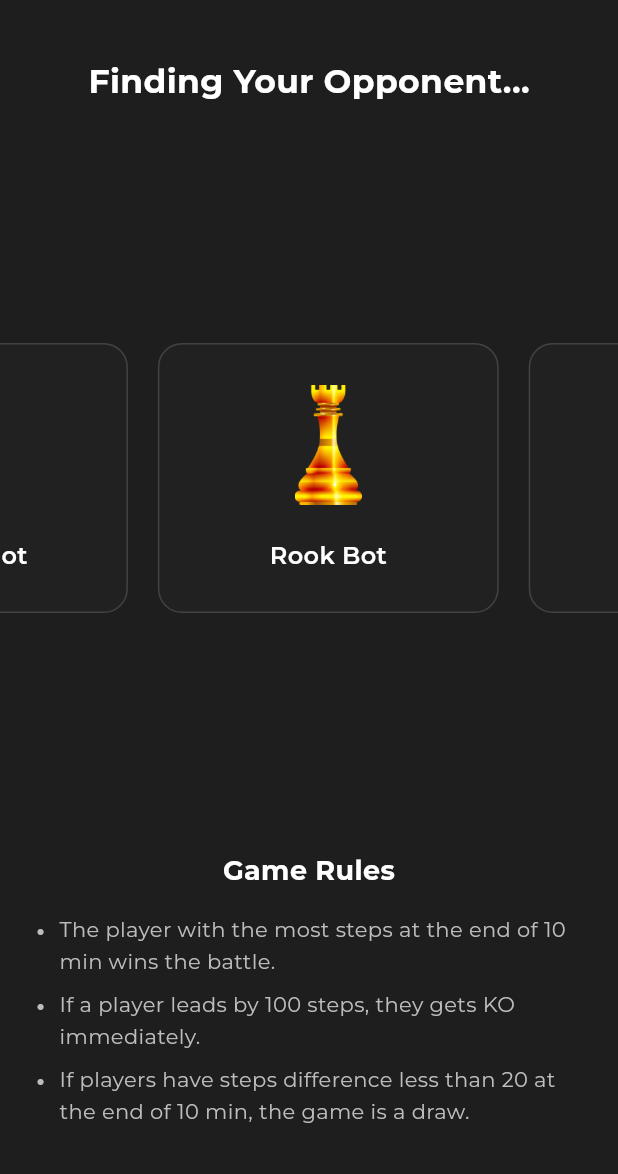
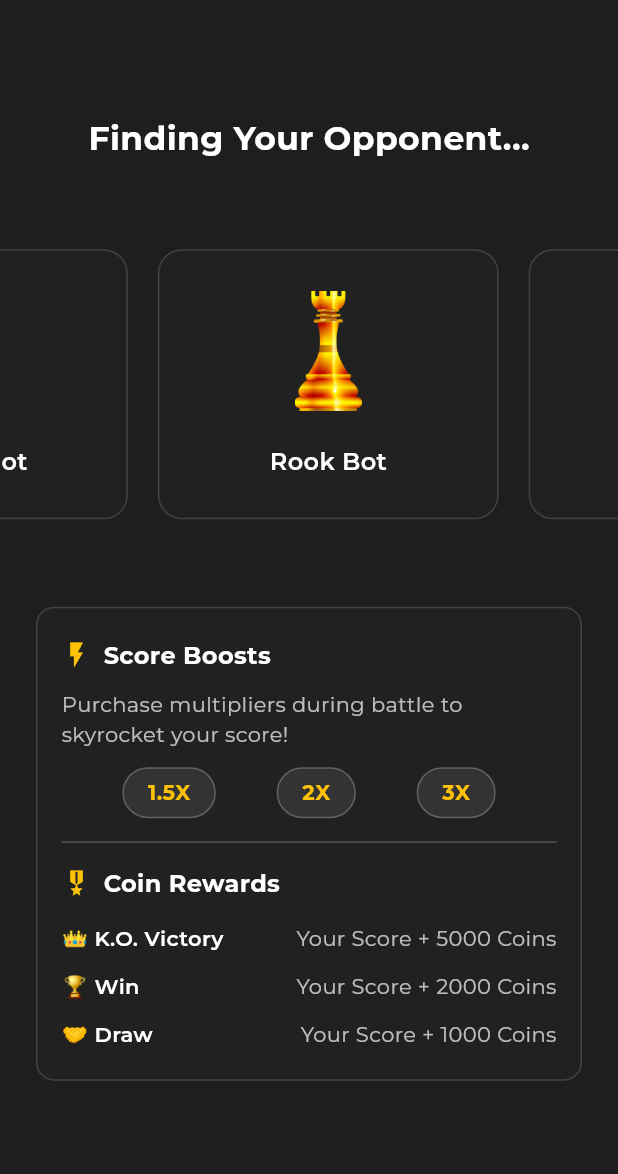
Before and after one commit to Ash469/stepWar, a Flutter app: the BotSelectionScreen screen opened directly with empty values, on a phone screen of 412 x 824 dp, the part 62-1236 px from its top. Run offline on Flutter 3.47's test engine with Material 3 defaults, Android fonts, the phone set to English and light mode, and no system bars; our stand-ins replace cloud_firestore, firebase_auth, firebase_core, firebase_database, firebase_messaging, flutter_local_notifications and 5 more; accounts and stored records are empty; statements that could not run were skipped.

Commit message:
working on bugs for steps

```diff
--- a/lib/main.dart
+++ b/lib/main.dart
@@ -27,7 +27,7 @@ void main() async {
     options: DefaultFirebaseOptions.currentPlatform,
   );
   final notificationService = NotificationService();
-  await notificationService.initialize(); // Initialize at app start
+  await notificationService.initialize();
   FirebaseMessaging.onBackgroundMessage(_firebaseMessagingBackgroundHandler);
    runApp(
     MultiProvider(
--- a/lib/screens/bot_selection_screen.dart
+++ b/lib/screens/bot_selection_screen.dart
@@ -5,7 +5,6 @@ import '../models/user_model.dart';
 import '../services/bot_service.dart';
 import '../services/game_service.dart';
 import '../services/active_battle_service.dart';
-import '../widget/game_rules.dart';
 import 'battle_screen.dart';
 
 class BotSelectionScreen extends StatefulWidget {
@@ -68,7 +67,6 @@ class _BotSelectionScreenState extends State<BotSelectionScreen> {
     });
 
     try {
-      // 4. Create the game on the backend and start the global service.
       final gameId = await _gameService.createBotGame(
         widget.user,
         botId: selectedBotId
@@ -77,7 +75,6 @@ class _BotSelectionScreenState extends State<BotSelectionScreen> {
       context.read<ActiveBattleService>().startBattle(gameId, widget.user);
 
       if (mounted) {
-        // 5. Navigate to the BattleScreen.
         Navigator.of(context).pushReplacement(
           MaterialPageRoute(
             builder: (_) => const BattleScreen(),
@@ -105,8 +102,8 @@ class _BotSelectionScreenState extends State<BotSelectionScreen> {
       body: Padding(
         padding: const EdgeInsets.symmetric(vertical: 24.0),
         child: Column(
-          mainAxisAlignment: MainAxisAlignment.spaceBetween,
           children: [
+            const Spacer(),
             AnimatedSwitcher(
               duration: const Duration(milliseconds: 300),
               transitionBuilder: (child, animation) {
@@ -121,6 +118,7 @@ class _BotSelectionScreenState extends State<BotSelectionScreen> {
                     fontWeight: FontWeight.bold),
               ),
             ),
+            const Spacer(),
             SizedBox(
               height: 220,
               child: PageView.builder(
@@ -131,17 +129,105 @@ class _BotSelectionScreenState extends State<BotSelectionScreen> {
                 },
               ),
             ),
-            const Padding(
-              padding: EdgeInsets.symmetric(horizontal: 24.0),
-              child: GameRulesWidget(),
+            const Spacer(flex: 1),
+            Padding(
+              padding: const EdgeInsets.symmetric(horizontal: 24.0),
+              child: _buildBattleInfo(),
             ),
+            const Spacer(),
           ],
         ),
       ),
     );
   }
 
+ Widget _buildBattleInfo() {
+    return Container(
+      padding: const EdgeInsets.symmetric(horizontal: 16.0, vertical: 20.0),
+      decoration: BoxDecoration(
+        color: Colors.grey.shade900,
+        borderRadius: BorderRadius.circular(12.0),
+        border: Border.all(color: Colors.grey.shade800)
+      ),
+      child: Column(
+        children: [
+          // --- Multiplier Section ---
+          const Row(
+            children: [
+              Icon(Icons.flash_on, color: Color(0xFFFFC107), size: 20),
+              SizedBox(width: 8),
+              Text('Score Boosts', style: TextStyle(color: Colors.white, fontSize: 16, fontWeight: FontWeight.bold)),
+            ],
+          ),
+          const SizedBox(height: 12),
+          const Text(
+            'Purchase multipliers during battle to skyrocket your score!',
+            style: TextStyle(color: Colors.white70, fontSize: 14),
+          ),
+          const SizedBox(height: 12),
+          Row(
+            mainAxisAlignment: MainAxisAlignment.spaceEvenly,
+            children: [
+              _buildMultiplierTag('1.5X'),
+              _buildMultiplierTag('2X'),
+              _buildMultiplierTag('3X'),
+            ],
+          ),
+          const Divider(color: Colors.white24, height: 32),
+          // --- Rewards Section ---
+          const Row(
+            children: [
+              Icon(Icons.military_tech, color: Color(0xFFFFC107), size: 20),
+              SizedBox(width: 8),
+              Text('Coin Rewards', style: TextStyle(color: Colors.white, fontSize: 16, fontWeight: FontWeight.bold)),
+            ],
+          ),
+          const SizedBox(height: 16),
+          _buildInfoRow('👑 K.O. Victory', 'Your Score + 5000 Coins'),
+          const SizedBox(height: 12),
+          _buildInfoRow('🏆 Win', 'Your Score + 2000 Coins'),
+          const SizedBox(height: 12),
+          _buildInfoRow('🤝 Draw', 'Your Score + 1000 Coins'),
+        ],
+      ),
+    );
+  }
+
+  // --- ✨ NEW HELPER WIDGET for the cool tags ✨ ---
+  Widget _buildMultiplierTag(String text) {
+    return Container(
+      padding: const EdgeInsets.symmetric(horizontal: 16, vertical: 6),
+      decoration: BoxDecoration(
+        color: const Color(0xFF333333),
+        borderRadius: BorderRadius.circular(20),
+        border: Border.all(color: Colors.grey.shade700)
+      ),
+      child: Text(
+        text,
+        style: const TextStyle(color: Color(0xFFFFC107), fontWeight: FontWeight.bold, fontSize: 14),
+      ),
+    );
+  }
+
+  // --- 🎨 REDESIGNED HELPER for the rewards list 🎨 ---
+  Widget _buildInfoRow(String title, String subtitle) {
+    return Row(
+      children: [
+        Text(
+          title,
+          style: const TextStyle(color: Colors.white, fontWeight: FontWeight.w600, fontSize: 14),
+        ),
+        const Spacer(),
+        Text(
+          subtitle,
+          style: const TextStyle(color: Colors.white70, fontSize: 14),
+        ),
+      ],
+    );
+  }
+
   Widget _buildBotCard(BotType botType) {
+    // ... (This widget remains the same)
     final botName = _botService.getBotNameFromId(_botService.getBotId(botType));
     final botImagePath = _botService.getBotImagePath(botType);
     final isSelected = _selectionComplete && botType == _selectedBot;
--- a/lib/screens/main_screen.dart
+++ b/lib/screens/main_screen.dart
@@ -1,5 +1,4 @@
 import 'dart:async';
-
 import 'package:flutter/material.dart';
 import 'home_screen.dart' as app_screens;
 import 'kingdom_screen.dart';
@@ -7,7 +6,6 @@ import 'profile_screen.dart';
 import 'package:flutter/services.dart';
 import 'package:provider/provider.dart';
 import '../services/active_battle_service.dart';
-// --- NEW ---
 import '../services/auth_service.dart';
 
 class MainScreen extends StatefulWidget {
--- a/lib/screens/waiting_for_friend_screen.dart
+++ b/lib/screens/waiting_for_friend_screen.dart
@@ -75,7 +75,6 @@ class _WaitingForFriendScreenState extends State<WaitingForFriendScreen> {
         child: Column(
           mainAxisAlignment: MainAxisAlignment.spaceBetween,
           children: [
-            // Players Section
             Row(
               mainAxisAlignment: MainAxisAlignment.center,
               crossAxisAlignment: CrossAxisAlignment.center,
--- a/lib/services/auth_service.dart
+++ b/lib/services/auth_service.dart
@@ -13,7 +13,7 @@ class AuthService {
   final NotificationService _notificationService= NotificationService();
   final FirebaseFirestore _firestore = FirebaseFirestore.instance;
   User? get currentUser => _auth.currentUser;
-  final String _baseUrl = "https://stepwars-backend.onrender.com";
+  final String _baseUrl = "http://172.30.229.52:5000";
 
   Future<bool> isNewUser(String userId) async {
     try {
--- a/lib/services/game_service.dart
+++ b/lib/services/game_service.dart
@@ -7,7 +7,7 @@ import '../models/user_model.dart';
 class GameService {
   final DatabaseReference _dbRef = FirebaseDatabase.instance.ref();
 
-  final String _baseUrl = "https://stepwars-backend.onrender.com/api";
+  final String _baseUrl = "http://172.30.229.52:5000/api";
 
 
   Future<String> createPvpBattle(String player1Id, String player2Id) async {
--- a/lib/services/mystery_box_service.dart
+++ b/lib/services/mystery_box_service.dart
@@ -3,7 +3,7 @@ import 'package:http/http.dart' as http;
 import '../models/user_model.dart';
 
 class MysteryBoxService {
-  final String _baseUrl = "https://stepwars-backend.onrender.com/api";
+  final String _baseUrl = "http://172.30.229.52:5000/api";
 
   Future<Map<String, dynamic>> openMysteryBox(String userId, String boxType) async {
     try {
--- a/lib/services/notification_service.dart
+++ b/lib/services/notification_service.dart
@@ -16,7 +16,7 @@ class NotificationService {
   final FirebaseMessaging _firebaseMessaging = FirebaseMessaging.instance;
   final FlutterLocalNotificationsPlugin _localNotificationsPlugin =
       FlutterLocalNotificationsPlugin();
-  final String _baseUrl = "https://stepwars-backend.onrender.com";
+  final String _baseUrl = "http://172.30.229.52:5000";
 
   Completer<void>? _initCompleter;
 
--- a/lib/services/step_counting.dart
+++ b/lib/services/step_counting.dart
@@ -3,6 +3,9 @@ import 'package:pedometer/pedometer.dart';
 import 'package:permission_handler/permission_handler.dart';
 
 class HealthService {
+  HealthService._internal();
+  static final HealthService _instance = HealthService._internal();
+  factory HealthService() => _instance;
   late Stream<StepCount> _stepCountStream;
   StreamSubscription<StepCount>? _stepCountSubscription;
   final _stepController = StreamController<String>.broadcast();
@@ -37,7 +40,7 @@ class HealthService {
         cancelOnError: true,
       );
     } catch (error) {
-       _stepController.addError('Pedometer not available on this device.');
+      _stepController.addError('Pedometer not available on this device.');
     }
   }
 
--- a/lib/widget/game_rules.dart
+++ b/lib/widget/game_rules.dart
@@ -21,9 +21,9 @@ class GameRulesWidget extends StatelessWidget {
         _buildRule(
             "The player with the most steps at the end of 10 min wins the battle."),
         _buildRule(
-            "If a player leads by 100 steps, they gets KO immediately."),
+            "If a player leads by 200 steps, they gets KO immediately."),
         _buildRule(
-            "If players have steps difference less than 20 at the end of 10 min, the game is a draw."),
+            "If players have steps difference less than 50 at the end of 10 min, the game is a draw."),
       ],
     );
   }
```
Also changed, not shown: lib/screens/matchmaking_screen.dart (+64 -35 lines), lib/services/active_battle_service.dart (+21 -5 lines).
